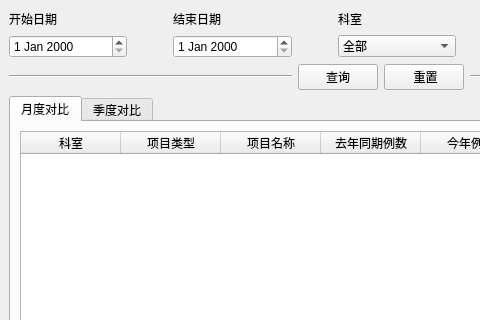
mxdmly/GlassMars, file c_ylxmcsdb.ui: the form before one commit; both pictures show x 0 to 480 and y 0 to 320 of the 761 by 480 pixel window.
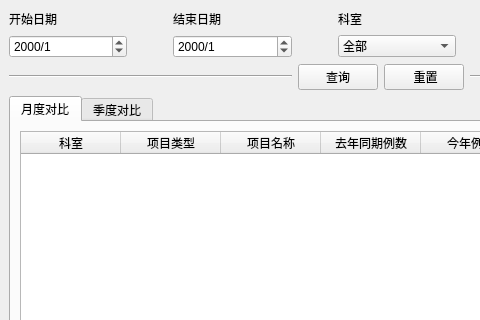
The form after the commit.

```diff
--- a/c_ylxmcsdb.ui
+++ b/c_ylxmcsdb.ui
@@ -20,7 +20,11 @@
       <item>
        <layout class="QGridLayout" name="gridLayout" columnstretch="1,0,1,0,1,0,1,1">
         <item row="1" column="0">
-         <widget class="QDateEdit" name="dateEdit"/>
+         <widget class="QDateEdit" name="dateEdit">
+          <property name="displayFormat">
+           <string>yyyy/M</string>
+          </property>
+         </widget>
         </item>
         <item row="1" column="6">
          <widget class="QLineEdit" name="lineEdit"/>
@@ -102,7 +106,11 @@
          </spacer>
         </item>
         <item row="1" column="2">
-         <widget class="QDateEdit" name="dateEdit_2"/>
+         <widget class="QDateEdit" name="dateEdit_2">
+          <property name="displayFormat">
+           <string>yyyy/M</string>
+          </property>
+         </widget>
         </item>
         <item row="0" column="7">
          <spacer name="horizontalSpacer_4">
```
